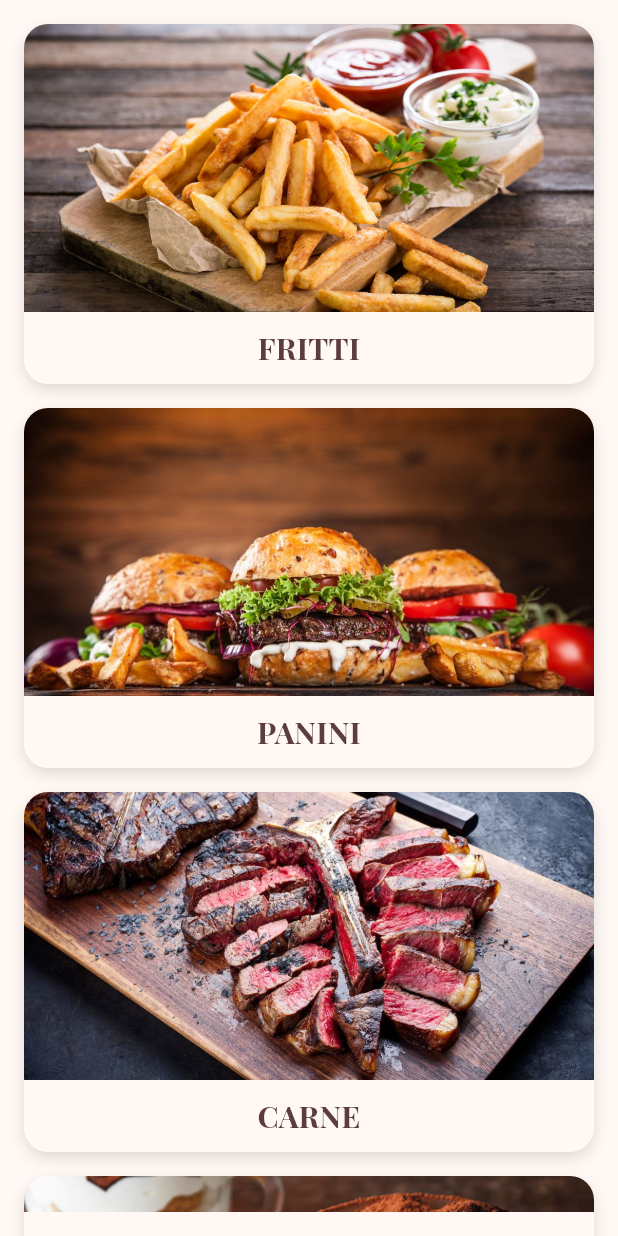
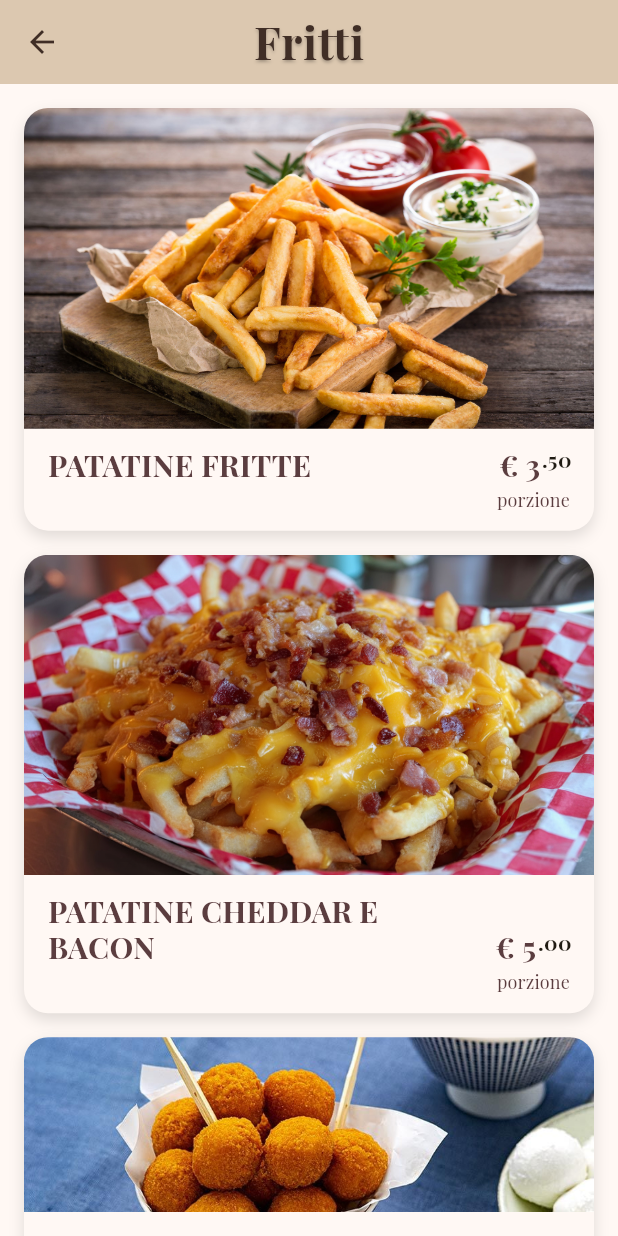
Before and after one commit to AandreaSp/crunchy, a Flutter app: the MenuPage screen opened directly, after a tap on "FRITTI", on a phone screen of 412 x 824 dp. Run offline on Flutter 3.47's test engine with Material 3 defaults, Android fonts, the phone set to English and light mode, and no system bars; project files that could hold a hidden picture were left out.

Commit message:
pagina per i fritti, card riutilizzabili, varie aggiunte e modifiche

```diff
--- /dev/null
+++ b/lib/fries.dart
@@ -0,0 +1,45 @@
+import 'package:flutter/material.dart';
+import 'widgets/product_card.dart';
+
+class FriesPage extends StatelessWidget {
+  const FriesPage({super.key});
+
+  @override
+  Widget build(BuildContext context) {
+    final items = <FriesItem>[
+      FriesItem('PATATINE FRITTE', 3.50, 'porzione', 'asset/images/menu_fritti.jpg'),
+      FriesItem('PATATINE CHEDDAR E BACON', 5.00, 'porzione', 'asset/images/fries/patatine_piene.png'),
+      FriesItem('MOZZARELLINE', 4.00, '6 per porzione', 'asset/images/fries/mozzarelline.png'),
+      FriesItem('CROCCHÈ', 2.50, 'porzione', 'asset/images/fries/crocche.png'),
+      FriesItem('ALETTE DI POLLO', 4.50, '5 per porzione', 'asset/images/fries/wings.png'),
+    ];
+
+    return Scaffold(
+      appBar: AppBar(title: const Text('Fritti'), centerTitle: true),
+      body: Padding(
+        padding: const EdgeInsets.all(16),
+        child: ListView.separated(
+          itemCount: items.length,
+          separatorBuilder: (_, __) => const SizedBox(height: 16),
+          itemBuilder: (context, i) {
+            final it = items[i];
+            return ProductCard(
+              imageAsset: it.image,
+              title: it.title,
+              price: it.price,
+              meta: it.unit,
+            );
+          },
+        ),
+      ),
+    );
+  }
+}
+
+class FriesItem {
+  final String title;
+  final double price;
+  final String unit;
+  final String image;
+  FriesItem(this.title, this.price, this.unit, this.image);
+}
--- a/lib/home.dart
+++ b/lib/home.dart
@@ -1,4 +1,5 @@
 import 'package:flutter/material.dart';
+import 'fries.dart';
 
 class HomePage extends StatelessWidget {
   final VoidCallback onOpenMenu;
@@ -69,7 +70,13 @@ class HomePage extends StatelessWidget {
                     color: bg,
                     borderRadius: BorderRadius.circular(14),
                     child: InkWell(
-                      onTap: () {},
+                      onTap: () {
+                        if (c.name.toLowerCase() == 'fritti') {
+                          Navigator.of(context).push(
+                            MaterialPageRoute(builder: (_) => const FriesPage()),
+                          );
+                        }
+                      },
                       borderRadius: BorderRadius.circular(14),
                       child: SizedBox(
                         width: 160,
--- a/lib/menu.dart
+++ b/lib/menu.dart
@@ -1,4 +1,6 @@
 import 'package:flutter/material.dart';
+import 'fries.dart';
+import 'widgets/category_card.dart';
 
 class MenuPage extends StatelessWidget {
   const MenuPage({super.key});
@@ -10,10 +12,7 @@ class MenuPage extends StatelessWidget {
       MenuCategory(title: 'PANINI', imageAsset: 'asset/images/menu_panini.jpg'),
       MenuCategory(title: 'CARNE', imageAsset: 'asset/images/menu_carne.jpg'),
       MenuCategory(title: 'DOLCI', imageAsset: 'asset/images/menu_dolci.jpg'),
-      MenuCategory(
-        title: 'BEVANDE',
-        imageAsset: 'asset/images/menu_bevande.jpg',
-      ),
+      MenuCategory(title: 'BEVANDE',imageAsset: 'asset/images/menu_bevande.jpg'),
     ];
 
     return Scaffold(
@@ -26,7 +25,16 @@ class MenuPage extends StatelessWidget {
             final c = categories[i];
             return SizedBox(
               height: 240, // opzionale: controlla l’altezza della card
-              child: CategoryCard(category: c, onTap: () {}),
+              child: CategoryCard(
+                title: c.title,
+                imageAsset: c.imageAsset,
+                onTap: () {
+                  if(c.title.toUpperCase() == 'FRITTI') {
+                    Navigator.of(context).push(
+                      MaterialPageRoute(builder: (_) => const FriesPage()),
+                    );
+                  }
+                }),
             );
           },
         ),
@@ -40,58 +48,3 @@ class MenuCategory {
   final String imageAsset;
   const MenuCategory({required this.title, required this.imageAsset});
 }
-
-class CategoryCard extends StatelessWidget {
-  final MenuCategory category;
-  final VoidCallback onTap;
-  const CategoryCard({super.key, required this.category, required this.onTap});
-
-  @override
-  Widget build(BuildContext context) {
-    final cs = Theme.of(context).colorScheme;
-
-    return InkWell(
-      onTap: onTap,
-      borderRadius: BorderRadius.circular(16),
-      child: Ink(
-        decoration: BoxDecoration(
-          color: cs.surface,
-          borderRadius: BorderRadius.circular(16),
-          boxShadow: const [
-            BoxShadow(
-              blurRadius: 8,
-              offset: Offset(0, 4),
-              color: Colors.black12,
-            ),
-          ],
-        ),
-        child: Column(
-          crossAxisAlignment: CrossAxisAlignment.stretch,
-          children: [
-            Expanded(
-              child: ClipRRect(
-                borderRadius: const BorderRadius.vertical(
-                  top: Radius.circular(16),
-                ),
-                child: Image.asset(category.imageAsset, fit: BoxFit.cover),
-              ),
-            ),
-            Padding(
-              padding: const EdgeInsets.all(12),
-              child: SizedBox(
-                width: double.infinity,
-                child: Text(
-                  category.title.toUpperCase(),
-                  textAlign: TextAlign.center,
-                  style: Theme.of(context).textTheme.titleMedium,
-                  maxLines: 2,
-                  overflow: TextOverflow.ellipsis,
-                ),
-              ),
-            ),
-          ],
-        ),
-      ),
-    );
-  }
-}
--- a/lib/theme.dart
+++ b/lib/theme.dart
@@ -32,6 +32,13 @@ class AppTheme {
         height: 1.2,
         fontFamily: 'Playfair Display',
       ),
+      titleSmall: TextStyle(
+        fontSize: 12,
+        fontWeight: FontWeight.w300,
+        color: Color.fromARGB(255, 91, 61, 63),
+        height: 1.2,
+        fontFamily: 'Playfair Display',
+      ),
       bodyLarge: TextStyle(
         fontSize: 16,
         height: 1.3,
--- /dev/null
+++ b/lib/widgets/category_card.dart
@@ -0,0 +1,59 @@
+import 'package:flutter/material.dart';
+
+class CategoryCard extends StatelessWidget {
+  final String title;
+  final String imageAsset;
+  final VoidCallback onTap;
+  final double aspectRatio;
+
+  const CategoryCard({
+    super.key,
+    required this.title,
+    required this.imageAsset,
+    required this.onTap,
+    this.aspectRatio = 16 / 9,
+  });
+
+  @override
+  Widget build(BuildContext context) {
+    final cs = Theme.of(context).colorScheme;
+    return InkWell(
+      onTap: onTap,
+      borderRadius: BorderRadius.circular(16),
+      child: Ink(
+        decoration: BoxDecoration(
+          color: cs.surface,
+          borderRadius: BorderRadius.circular(16),
+          boxShadow: const [
+            BoxShadow(blurRadius: 8, offset: Offset(0, 4), color: Colors.black12),
+          ],
+        ),
+        child: Column(
+          crossAxisAlignment: CrossAxisAlignment.stretch,
+          children: [
+            ClipRRect(
+              borderRadius: const BorderRadius.vertical(top: Radius.circular(16)),
+              child: AspectRatio(
+                aspectRatio: aspectRatio,
+                child: Image.asset(imageAsset, fit: BoxFit.cover),
+              ),
+            ),
+            Padding(
+              padding: const EdgeInsets.all(12),
+              child: SizedBox(
+                width: double.infinity,
+                child: Text(
+                  title.toUpperCase(),
+                  textAlign: TextAlign.center,
+                  style: Theme.of(context).textTheme.titleMedium,
+                  maxLines: 2,
+                  overflow: TextOverflow.ellipsis,
+                ),
+              ),
+            ),
+          ],
+        ),
+      ),
+    );
+  }
+}
--- /dev/null
+++ b/lib/widgets/euro_price.dart
@@ -0,0 +1,39 @@
+import 'package:flutter/material.dart';
+
+class EuroPrice extends StatelessWidget {
+  final double value;
+  final double fontSize; // opzionale per varianti
+  const EuroPrice({super.key, required this.value, this.fontSize = 20});
+
+  @override
+  Widget build(BuildContext context) {
+    final whole = value.truncate();
+    final cents = ((value - whole) * 100).round().toString().padLeft(2, '0');
+
+    return RichText(
+      text: TextSpan(
+        style: Theme.of(context).textTheme.titleMedium?.copyWith(
+              fontSize: fontSize,
+              fontWeight: FontWeight.w700,
+            ),
+        children: [
+          const TextSpan(text: '€ '),
+          TextSpan(text: '$whole'),
+          WidgetSpan(
+            alignment: PlaceholderAlignment.baseline,
+            baseline: TextBaseline.alphabetic,
+            child: Transform.translate(
+              offset: const Offset(1, -6),
+              child: Text(
+                '.$cents',
+                style: Theme.of(context).textTheme.bodyMedium?.copyWith(
+                      fontWeight: FontWeight.w700,
+                    ),
+              ),
+            ),
+          ),
+        ],
+      ),
+    );
+  }
+}
--- /dev/null
+++ b/lib/widgets/product_card.dart
@@ -0,0 +1,85 @@
+import 'package:flutter/material.dart';
+import 'euro_price.dart';
+
+class ProductCard extends StatelessWidget {
+  final String imageAsset;
+  final String title;
+  final double price;
+  final String meta; // "porzione", "6 per porzione", ecc.
+  final VoidCallback? onTap;
+  final double aspectRatio;
+
+  const ProductCard({
+    super.key,
+    required this.imageAsset,
+    required this.title,
+    required this.price,
+    required this.meta,
+    this.onTap,
+    this.aspectRatio = 16 / 9,
+  });
+
+  @override
+  Widget build(BuildContext context) {
+    final cs = Theme.of(context).colorScheme;
+
+    final card = Ink(
+      decoration: BoxDecoration(
+        color: cs.surface,
+        borderRadius: BorderRadius.circular(16),
+        boxShadow: const [
+          BoxShadow(blurRadius: 8, offset: Offset(0, 4), color: Colors.black12),
+        ],
+      ),
+      child: Column(
+        crossAxisAlignment: CrossAxisAlignment.stretch,
+        children: [
+          ClipRRect(
+            borderRadius: const BorderRadius.vertical(top: Radius.circular(16)),
+            child: AspectRatio(
+              aspectRatio: aspectRatio,
+              child: Image.asset(imageAsset, fit: BoxFit.cover),
+            ),
+          ),
+          Padding(
+            padding: const EdgeInsets.fromLTRB(16, 12, 16, 4),
+            child: Row(
+              crossAxisAlignment: CrossAxisAlignment.end,
+              children: [
+                Expanded(
+                  child: Text(
+                    title,
+                    style: Theme.of(context).textTheme.titleMedium,
+                    maxLines: 2,
+                    overflow: TextOverflow.ellipsis,
+                  ),
+                ),
+                const SizedBox(width: 12),
+                EuroPrice(value: price),
+              ],
+            ),
+          ),
+          Padding(
+            padding: const EdgeInsets.fromLTRB(16, 0, 16, 14),
+            child: SizedBox(
+              width: double.infinity,
+              child: Text(
+                meta,
+                style: Theme.of(context).textTheme.titleSmall,
+                textAlign: TextAlign.right,
+              ),
+            ),
+          ),
+        ],
+      ),
+    );
+
+    if (onTap == null) return card;
+
+    return InkWell(
+      borderRadius: BorderRadius.circular(16),
+      onTap: onTap,
+      child: card,
+    );
+  }
+}
--- a/pubspec.yaml
+++ b/pubspec.yaml
@@ -64,6 +64,10 @@ flutter:
       - asset/images/menu_carne.jpg
       - asset/images/menu_dolci.jpg
       - asset/images/menu_bevande.jpg
+      - asset/images/fries/patatine_piene.png
+      - asset/images/fries/mozzarelline.png
+      - asset/images/fries/crocche.png
+      - asset/images/fries/wings.png
 
 
   fonts:
```
Also changed, not shown: asset/images/fries/mozzarelline.png (added), asset/images/fries/patatine_piene.png (added), asset/images/fries/wings.png (added), 1 other file.
